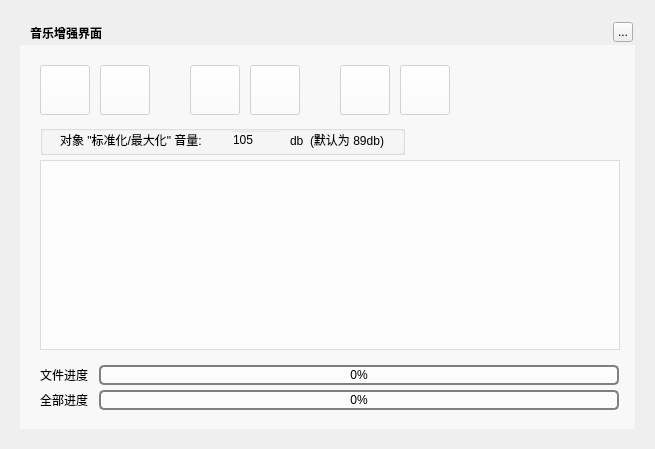
Above: TTKCore/musicUi/musicToolsetswidget/musicvolumegainwidget.ui from Greedysky/TTKMusicPlayer before the change. Below: the same form after it.
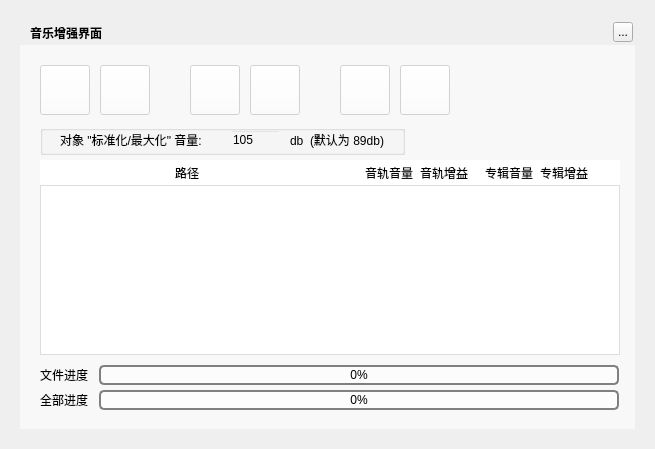
That is the form after the change. Custom widgets are drawn as their Qt base class.

Commit message: update the volume gain widget that left[215488]

Diff of the .ui file:
```diff
--- a/TTKCore/musicUi/musicToolsetswidget/musicvolumegainwidget.ui
+++ b/TTKCore/musicUi/musicToolsetswidget/musicvolumegainwidget.ui
@@ -135,9 +135,9 @@
     <property name="geometry">
      <rect>
       <x>20</x>
-      <y>115</y>
+      <y>140</y>
       <width>580</width>
-      <height>190</height>
+      <height>170</height>
      </rect>
     </property>
    </widget>
@@ -274,12 +274,115 @@
      <string>全部进度</string>
     </property>
    </widget>
+   <widget class="QLabel" name="functionBottomLabel">
+    <property name="geometry">
+     <rect>
+      <x>20</x>
+      <y>115</y>
+      <width>580</width>
+      <height>195</height>
+     </rect>
+    </property>
+    <property name="styleSheet">
+     <string notr="true">background:rgb(255,255,255)</string>
+    </property>
+   </widget>
+   <widget class="QLabel" name="label_5">
+    <property name="geometry">
+     <rect>
+      <x>155</x>
+      <y>115</y>
+      <width>30</width>
+      <height>25</height>
+     </rect>
+    </property>
+    <property name="text">
+     <string>路径</string>
+    </property>
+   </widget>
+   <widget class="QLabel" name="label_6">
+    <property name="geometry">
+     <rect>
+      <x>345</x>
+      <y>115</y>
+      <width>55</width>
+      <height>25</height>
+     </rect>
+    </property>
+    <property name="text">
+     <string>音轨音量</string>
+    </property>
+   </widget>
+   <widget class="QLabel" name="label_7">
+    <property name="geometry">
+     <rect>
+      <x>400</x>
+      <y>115</y>
+      <width>55</width>
+      <height>25</height>
+     </rect>
+    </property>
+    <property name="text">
+     <string>音轨增益</string>
+    </property>
+   </widget>
+   <widget class="QLabel" name="label_8">
+    <property name="geometry">
+     <rect>
+      <x>520</x>
+      <y>115</y>
+      <width>55</width>
+      <height>25</height>
+     </rect>
+    </property>
+    <property name="text">
+     <string>专辑增益</string>
+    </property>
+   </widget>
+   <widget class="QLabel" name="label_9">
+    <property name="geometry">
+     <rect>
+      <x>465</x>
+      <y>115</y>
+      <width>55</width>
+      <height>25</height>
+     </rect>
+    </property>
+    <property name="text">
+     <string>专辑音量</string>
+    </property>
+   </widget>
+   <zorder>addFileButton</zorder>
+   <zorder>addFilesButton</zorder>
+   <zorder>analysisButton</zorder>
+   <zorder>applyButton</zorder>
+   <zorder>rmFileButton</zorder>
+   <zorder>rmFilesButton</zorder>
+   <zorder>progressBar</zorder>
+   <zorder>progressBarAll</zorder>
+   <zorder>groupBox</zorder>
+   <zorder>label_3</zorder>
+   <zorder>label_4</zorder>
+   <zorder>functionBottomLabel</zorder>
+   <zorder>tableWidget</zorder>
+   <zorder>label_5</zorder>
+   <zorder>label_6</zorder>
+   <zorder>label_7</zorder>
+   <zorder>label_8</zorder>
+   <zorder>label_9</zorder>
   </widget>
   <zorder>background</zorder>
   <zorder>backgroundMask</zorder>
   <zorder>topTitleName</zorder>
   <zorder>topTitleCloseButton</zorder>
  </widget>
+ <customwidgets>
+  <customwidget>
+   <class>MusicVolumeGainTableWidget</class>
+   <extends>QTableWidget</extends>
+   <header location="global">musicvolumegainwidget.h</header>
+  </customwidget>
+ </customwidgets>
  <resources/>
  <connections/>
 </ui>
```
Left out of the diff: 4 changed lines with no effect on the pictures. The commit also changes 3 other files.
